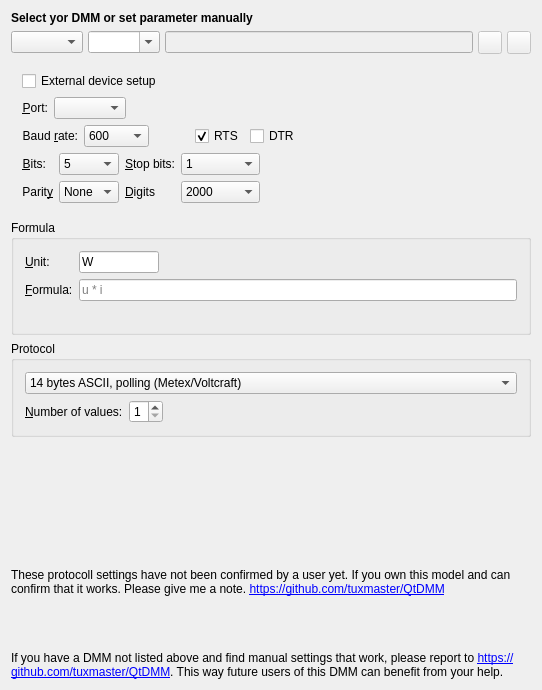
Old version of the form src/ui/uidmmprefs.ui in the repository tuxmaster/QtDMM.
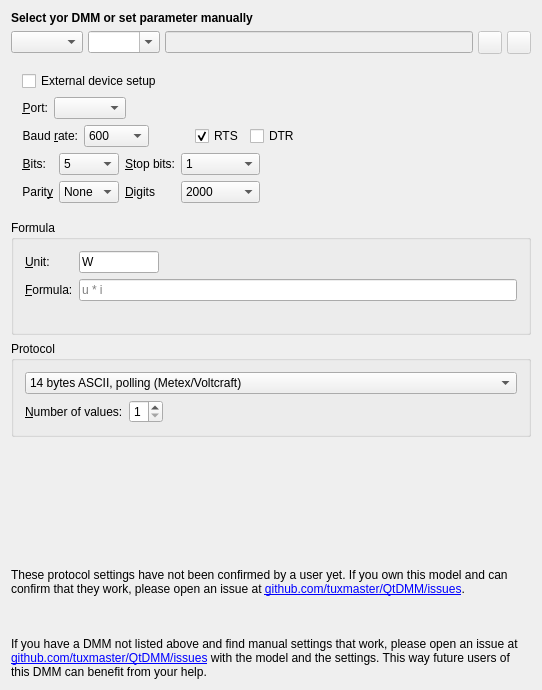
New version of the form. Icons and pictures are not drawn. Custom widgets are drawn as their Qt base class.

Commit message:
Settings: ask for new meter settings as GitHub issues
The three hints on the multimeter page (unknown model, unconfirmed
model, working manual settings) sent people to the original author's
mail address or the bare repository URL; they now point to
github.com/tuxmaster/QtDMM/issues and say what to include. German
translations updated.

Patch:
```diff
--- a/src/ui/uidmmprefs.ui
+++ b/src/ui/uidmmprefs.ui
@@ -793,7 +793,7 @@
       </sizepolicy>
      </property>
      <property name="text">
-      <string>&lt;html&gt;&lt;head/&gt;&lt;body&gt;&lt;p&gt;These protocoll settings have not been confirmed by a user yet. If you own this model and can confirm that it works. Please give me a note. &lt;a href=&quot;https://github.com/tuxmaster/QtDMM&quot;&gt;&lt;span style=&quot; text-decoration: underline; color:#0000ff;&quot;&gt;https://github.com/tuxmaster/QtDMM&lt;/span&gt;&lt;/a&gt;&lt;/p&gt;&lt;/body&gt;&lt;/html&gt;</string>
+      <string>&lt;html&gt;&lt;head/&gt;&lt;body&gt;&lt;p&gt;These protocol settings have not been confirmed by a user yet. If you own this model and can confirm that they work, please open an issue at &lt;a href=&quot;https://github.com/tuxmaster/QtDMM/issues&quot;&gt;&lt;span style=&quot; text-decoration: underline; color:#0000ff;&quot;&gt;github.com/tuxmaster/QtDMM/issues&lt;/span&gt;&lt;/a&gt;.&lt;/p&gt;&lt;/body&gt;&lt;/html&gt;</string>
      </property>
      <property name="textFormat">
       <enum>Qt::RichText</enum>
@@ -818,7 +818,7 @@
       </sizepolicy>
      </property>
      <property name="text">
-      <string>&lt;html&gt;&lt;head/&gt;&lt;body&gt;&lt;p&gt;If you have a DMM not listed above and find manual settings that work, please report to &lt;a href=&quot;https://github.com/tuxmaster/QtDMM&quot;&gt;&lt;span style=&quot; text-decoration: underline; color:#0000ff;&quot;&gt;https://github.com/tuxmaster/QtDMM&lt;/span&gt;&lt;/a&gt;. This way future users of this DMM can benefit from your help.&lt;/p&gt;&lt;/body&gt;&lt;/html&gt;</string>
+      <string>&lt;html&gt;&lt;head/&gt;&lt;body&gt;&lt;p&gt;If you have a DMM not listed above and find manual settings that work, please open an issue at &lt;a href=&quot;https://github.com/tuxmaster/QtDMM/issues&quot;&gt;&lt;span style=&quot; text-decoration: underline; color:#0000ff;&quot;&gt;github.com/tuxmaster/QtDMM/issues&lt;/span&gt;&lt;/a&gt; with the model and the settings. This way future users of this DMM can benefit from your help.&lt;/p&gt;&lt;/body&gt;&lt;/html&gt;</string>
      </property>
      <property name="textFormat">
       <enum>Qt::RichText</enum>
```
Left out of the diff: 2 changed lines with no effect on the pictures. The commit also changes 4 other files.
